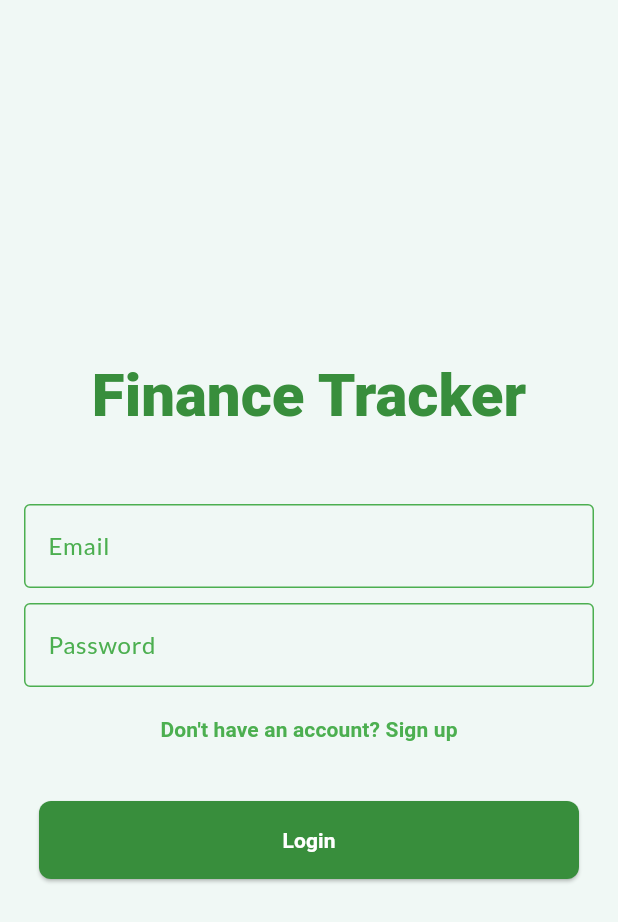
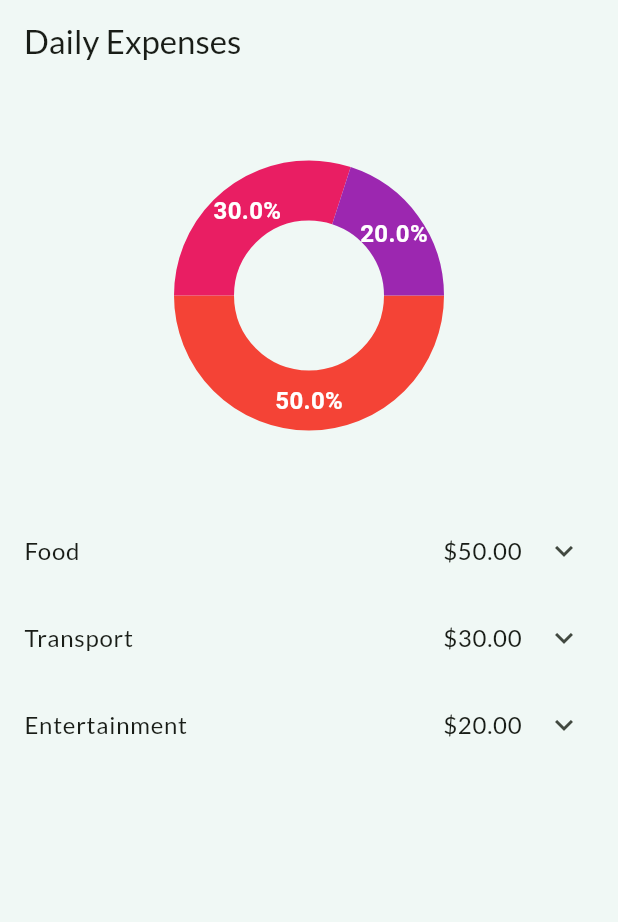
Before and after one commit to klouzhenk/finance_tracker, a Flutter app: the screen it shows after launch, on a phone screen of 412 x 824 dp. Shown: the top 922 px of the screen. Run offline on Flutter 3.47's test engine with Material 3 defaults, Android fonts, the phone set to English and light mode, and no system bars; drawn by our look-alikes of fl_chart; our stand-ins replace google_fonts, sqflite; accounts and stored records are empty.

Commit message:
Try to add piechart and simple piechart

```diff
--- a/lib/main.dart
+++ b/lib/main.dart
@@ -1,3 +1,4 @@
+import 'package:finance_tracker/pages/expenses.dart';
 import 'package:finance_tracker/pages/login.dart';
 import 'package:finance_tracker/styles/colors.dart';
 import 'package:flutter/material.dart';
@@ -36,7 +37,7 @@ class MyApp extends StatelessWidget {
           ),
         ),
       ),
-      home: const LoginPage(),
+      home: ExpensePage(),
     );
   }
 }
--- /dev/null
+++ b/lib/pages/expenses.dart
@@ -0,0 +1,111 @@
+import 'package:flutter/material.dart';
+import 'package:fl_chart/fl_chart.dart';
+
+class ExpensePage extends StatelessWidget {
+  ExpensePage({super.key});
+
+  final List<Expense> expenses = [
+    Expense('Food', 50, 'Food and drinks', '2024-11-12'),
+    Expense('Transport', 30, 'Bus ticket', '2024-11-12'),
+    Expense('Entertainment', 20, 'Movie ticket', '2024-11-12'),
+  ];
+
+  @override
+  Widget build(BuildContext context) {
+    // Підготовка даних для пайчарту
+    List<PieChartSectionData> sections = [];
+    double totalAmount = 0;
+    Map<String, double> data = {};
+    for (var expense in expenses) {
+      data[expense.title] = expense.amount;
+      totalAmount += expense.amount;
+    }
+
+    data.forEach((title, amount) {
+      sections.add(
+        PieChartSectionData(
+          value: amount,
+          color: Colors.primaries[sections.length % Colors.primaries.length],
+          title: '${((amount / totalAmount) * 100).toStringAsFixed(1)}%',
+          radius: 40,
+          titleStyle: const TextStyle(
+            fontSize: 16,
+            fontWeight: FontWeight.bold,
+            color: Colors.white,
+          ),
+        ),
+      );
+    });
+
+    return Scaffold(
+      appBar: AppBar(
+        title: const Text('Daily Expenses'),
+      ),
+      body: SingleChildScrollView(
+        // Використовуємо SingleChildScrollView для прокручування
+        child: Column(
+          children: [
+            // Пайчарт
+            Padding(
+              padding: const EdgeInsets.all(16.0),
+              child: Container(
+                height: 250, // Встановлюємо висоту пайчарту
+                child: PieChart(
+                  PieChartData(
+                    sections: sections,
+                    borderData: FlBorderData(show: false),
+                    sectionsSpace: 0,
+                    centerSpaceRadius: 50,
+                  ),
+                ),
+              ),
+            ),
+            // Список витрат
+            ListView.builder(
+              shrinkWrap:
+                  true, // Задаємо shrinkWrap для ListView, щоб він займав лише необхідний простір
+              itemCount: expenses.length,
+              itemBuilder: (context, index) {
+                return ExpenseTile(expense: expenses[index]);
+              },
+            ),
+          ],
+        ),
+      ),
+    );
+  }
+}
+
+class Expense {
+  final String title;
+  final double amount;
+  final String category;
+  final String date;
+
+  Expense(this.title, this.amount, this.category, this.date);
+}
+
+class ExpenseTile extends StatelessWidget {
+  final Expense expense;
+
+  const ExpenseTile({Key? key, required this.expense}) : super(key: key);
+
+  @override
+  Widget build(BuildContext context) {
+    return ExpansionTile(
+      title: Row(
+        mainAxisAlignment: MainAxisAlignment.spaceBetween,
+        children: [
+          Text(expense.title),
+          Text('\$${expense.amount.toStringAsFixed(2)}'),
+        ],
+      ),
+      children: [
+        ListTile(
+          title: Text('Category: ${expense.category}'),
+          subtitle: Text('Date: ${expense.date}'),
+        ),
+      ],
+    );
+  }
+}
--- a/pubspec.yaml
+++ b/pubspec.yaml
@@ -39,6 +39,7 @@ dependencies:
   path_provider: ^2.1.5
   path: ^1.9.0
   google_fonts: ^6.2.1
+  fl_chart: ^0.69.0
 
 dev_dependencies:
   flutter_test:
```
Also changed, not shown: pubspec.lock.
